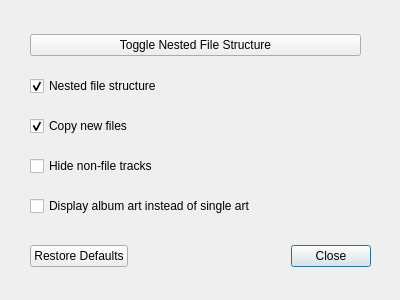
First picture: the form in Code/GUI/Main/settings_popup.ui, repository salamandarin/Music-Manager, before the edit.
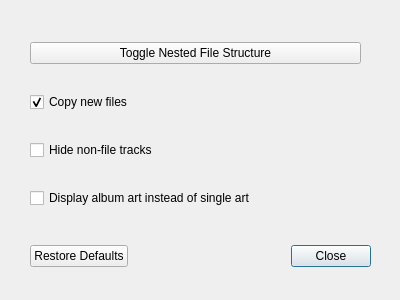
Second picture: the form after the edit.

Commit message: updated nested toggle button

```diff
--- a/Code/GUI/Main/settings_popup.ui
+++ b/Code/GUI/Main/settings_popup.ui
@@ -52,16 +52,6 @@
       </property>
      </widget>
     </item>
-    <item>
-     <widget class="QCheckBox" name="nested_check">
-      <property name="text">
-       <string>Nested file structure</string>
-      </property>
-      <property name="checked">
-       <bool>true</bool>
-      </property>
-     </widget>
-    </item>
     <item>
      <widget class="QCheckBox" name="copy_files_check">
       <property name="text">
```
The commit also changes 1 other file.
